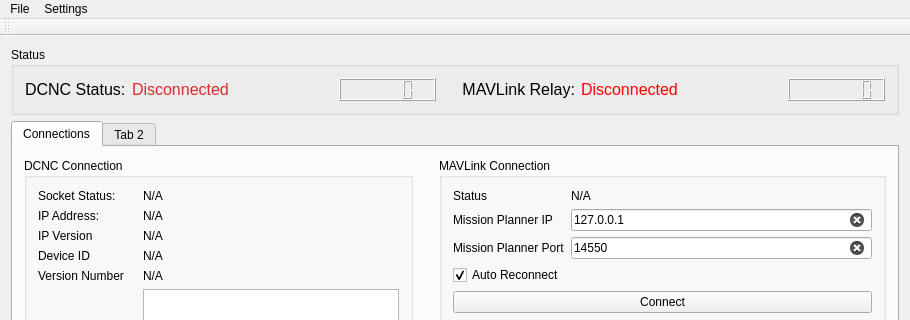
Old version of the form gcomcontroller.ui in the repository Rainerino/GCOM; both pictures show x 0 to 910 and y 0 to 320 of the 910 by 582 pixel window.
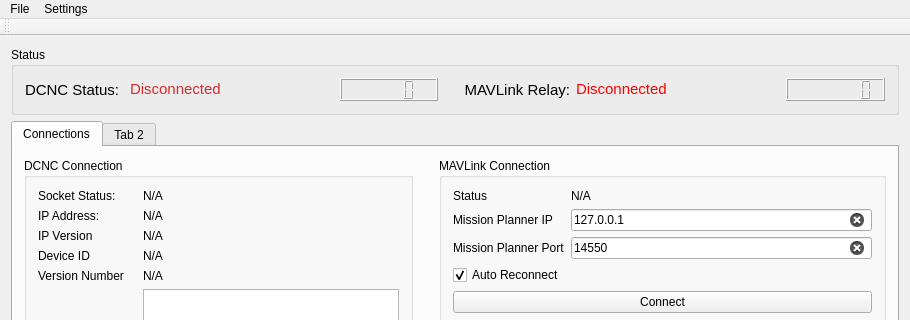
New version of the form.

What changed in the file:
```diff
--- a/gcomcontroller.ui
+++ b/gcomcontroller.ui
@@ -25,7 +25,7 @@
         <widget class="QLabel" name="dcncStatusLabel">
          <property name="font">
           <font>
-           <pointsize>12</pointsize>
+           <pointsize>11</pointsize>
           </font>
          </property>
          <property name="text">
@@ -41,7 +41,7 @@
           </font>
          </property>
          <property name="text">
-          <string>&lt;html&gt;&lt;head/&gt;&lt;body&gt;&lt;p&gt;&lt;span style=&quot; font-size:12pt; color:#d52d2d;&quot;&gt;Disconnected&lt;/span&gt;&lt;/p&gt;&lt;/body&gt;&lt;/html&gt;</string>
+          <string>&lt;html&gt;&lt;head/&gt;&lt;body&gt;&lt;p&gt;&lt;span style=&quot; font-size:11pt; color:#d52d2d;&quot;&gt;Disconnected&lt;/span&gt;&lt;/p&gt;&lt;/body&gt;&lt;/html&gt;</string>
          </property>
         </widget>
        </item>
@@ -72,7 +72,7 @@
         <widget class="QLabel" name="mavlinkPlannerStatusLabel">
          <property name="font">
           <font>
-           <pointsize>12</pointsize>
+           <pointsize>11</pointsize>
           </font>
          </property>
          <property name="text">
@@ -87,7 +87,7 @@
         <widget class="QLabel" name="mavlinkStatusField">
          <property name="font">
           <font>
-           <pointsize>12</pointsize>
+           <pointsize>11</pointsize>
           </font>
          </property>
          <property name="text">
```
Left out of the diff: 2 changed lines with no effect on the pictures.
